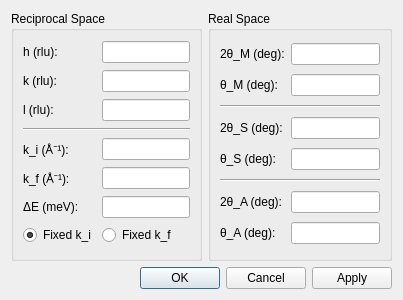
Old version of the form ui/goto.ui in the repository tweber-ill/frm_mirror-takin1.
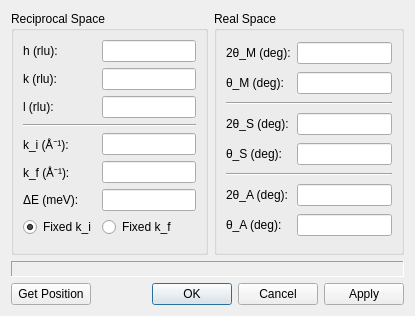
New version of the form.

```diff
--- a/ui/goto.ui
+++ b/ui/goto.ui
@@ -6,16 +6,41 @@
    <rect>
     <x>0</x>
     <y>0</y>
-    <width>403</width>
-    <height>300</height>
+    <width>415</width>
+    <height>316</height>
    </rect>
   </property>
   <property name="windowTitle">
    <string>Go to Position</string>
   </property>
   <layout class="QGridLayout" name="gridLayout_3">
+   <item row="1" column="0" colspan="2">
+    <widget class="QLabel" name="labelStatus">
+     <property name="sizePolicy">
+      <sizepolicy hsizetype="Preferred" vsizetype="Fixed">
+       <horstretch>0</horstretch>
+       <verstretch>0</verstretch>
+      </sizepolicy>
+     </property>
+     <property name="frameShape">
+      <enum>QFrame::Panel</enum>
+     </property>
+     <property name="frameShadow">
+      <enum>QFrame::Sunken</enum>
+     </property>
+     <property name="text">
+      <string/>
+     </property>
+    </widget>
+   </item>
    <item row="0" column="0">
     <widget class="QGroupBox" name="groupBox">
+     <property name="sizePolicy">
+      <sizepolicy hsizetype="Preferred" vsizetype="Expanding">
+       <horstretch>0</horstretch>
+       <verstretch>0</verstretch>
+      </sizepolicy>
+     </property>
      <property name="title">
       <string>Reciprocal Space</string>
      </property>
@@ -109,6 +134,12 @@
    </item>
    <item row="0" column="1">
     <widget class="QGroupBox" name="groupBox_2">
+     <property name="sizePolicy">
+      <sizepolicy hsizetype="Preferred" vsizetype="Expanding">
+       <horstretch>0</horstretch>
+       <verstretch>0</verstretch>
+      </sizepolicy>
+     </property>
      <property name="title">
       <string>Real Space</string>
      </property>
@@ -116,7 +147,7 @@
       <item row="0" column="1">
        <widget class="QLineEdit" name="edit2ThetaM">
         <property name="readOnly">
-         <bool>true</bool>
+         <bool>false</bool>
         </property>
        </widget>
       </item>
@@ -137,21 +168,21 @@
       <item row="4" column="1">
        <widget class="QLineEdit" name="editThetaS">
         <property name="readOnly">
-         <bool>true</bool>
+         <bool>false</bool>
         </property>
        </widget>
       </item>
       <item row="3" column="1">
        <widget class="QLineEdit" name="edit2ThetaS">
         <property name="readOnly">
-         <bool>true</bool>
+         <bool>false</bool>
         </property>
        </widget>
       </item>
       <item row="6" column="1">
        <widget class="QLineEdit" name="edit2ThetaA">
         <property name="readOnly">
-         <bool>true</bool>
+         <bool>false</bool>
         </property>
        </widget>
       </item>
@@ -214,14 +245,42 @@
      </layout>
     </widget>
    </item>
-   <item row="1" column="0" colspan="2">
-    <widget class="QDialogButtonBox" name="buttonBox">
-     <property name="orientation">
-      <enum>Qt::Horizontal</enum>
+   <item row="2" column="0" colspan="2">
+    <widget class="QFrame" name="frame">
+     <property name="frameShape">
+      <enum>QFrame::NoFrame</enum>
      </property>
-     <property name="standardButtons">
-      <set>QDialogButtonBox::Apply|QDialogButtonBox::Cancel|QDialogButtonBox::Ok</set>
+     <property name="frameShadow">
+      <enum>QFrame::Plain</enum>
      </property>
+     <property name="lineWidth">
+      <number>1</number>
+     </property>
+     <layout class="QHBoxLayout" name="horizontalLayout">
+      <property name="spacing">
+       <number>0</number>
+      </property>
+      <property name="margin">
+       <number>0</number>
+      </property>
+      <item>
+       <widget class="QPushButton" name="btnGetPos">
+        <property name="text">
+         <string>Get Position</string>
+        </property>
+       </widget>
+      </item>
+      <item>
+       <widget class="QDialogButtonBox" name="buttonBox">
+        <property name="orientation">
+         <enum>Qt::Horizontal</enum>
+        </property>
+        <property name="standardButtons">
+         <set>QDialogButtonBox::Apply|QDialogButtonBox::Cancel|QDialogButtonBox::Ok</set>
+        </property>
+       </widget>
+      </item>
+     </layout>
     </widget>
    </item>
   </layout>
```
Left out of the diff: 33 changed lines with no effect on the pictures.
